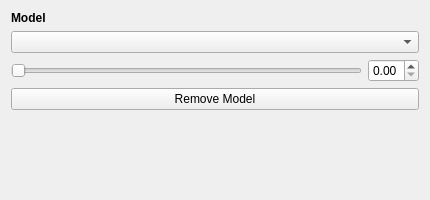
Capsize-Games/airunner, file src/airunner/pyqt/model_merger_model.ui: the form before one commit.
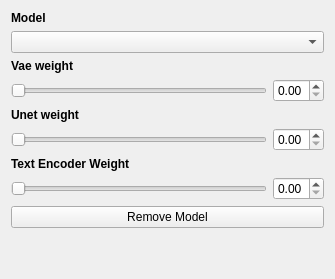
The form after the commit.

Diff of the .ui file:
```diff
--- a/src/airunner/pyqt/model_merger_model.ui
+++ b/src/airunner/pyqt/model_merger_model.ui
@@ -6,8 +6,8 @@
    <rect>
     <x>0</x>
     <y>0</y>
-    <width>430</width>
-    <height>200</height>
+    <width>335</width>
+    <height>279</height>
    </rect>
   </property>
   <property name="sizePolicy">
@@ -26,50 +26,7 @@
    <string>Form</string>
   </property>
   <layout class="QGridLayout" name="gridLayout">
-   <item row="1" column="0">
-    <widget class="QComboBox" name="models"/>
-   </item>
-   <item row="0" column="0">
-    <widget class="QLabel" name="model_label">
-     <property name="font">
-      <font>
-       <bold>true</bold>
-      </font>
-     </property>
-     <property name="text">
-      <string>Model</string>
-     </property>
-    </widget>
-   </item>
-   <item row="2" column="0">
-    <layout class="QHBoxLayout" name="horizontalLayout">
-     <item>
-      <widget class="QSlider" name="model_weight_slider">
-       <property name="maximum">
-        <number>100</number>
-       </property>
-       <property name="orientation">
-        <enum>Qt::Horizontal</enum>
-       </property>
-      </widget>
-     </item>
-     <item>
-      <widget class="QDoubleSpinBox" name="model_weight_spinbox">
-       <property name="maximum">
-        <double>1.000000000000000</double>
-       </property>
-      </widget>
-     </item>
-    </layout>
-   </item>
-   <item row="3" column="0">
-    <widget class="QPushButton" name="model_delete_button">
-     <property name="text">
-      <string>Remove Model</string>
-     </property>
-    </widget>
-   </item>
-   <item row="4" column="0">
+   <item row="9" column="0">
     <spacer name="verticalSpacer">
      <property name="orientation">
       <enum>Qt::Vertical</enum>
@@ -82,6 +39,127 @@
      </property>
     </spacer>
    </item>
+   <item row="7" column="0">
+    <layout class="QHBoxLayout" name="horizontalLayout_3">
+     <item>
+      <widget class="QSlider" name="text_encoder_weight_slider">
+       <property name="maximum">
+        <number>100</number>
+       </property>
+       <property name="orientation">
+        <enum>Qt::Horizontal</enum>
+       </property>
+      </widget>
+     </item>
+     <item>
+      <widget class="QDoubleSpinBox" name="text_encoder_weight_spinbox">
+       <property name="maximum">
+        <double>1.000000000000000</double>
+       </property>
+      </widget>
+     </item>
+    </layout>
+   </item>
+   <item row="3" column="0">
+    <layout class="QHBoxLayout" name="horizontalLayout">
+     <item>
+      <widget class="QSlider" name="vae_weight_slider">
+       <property name="maximum">
+        <number>100</number>
+       </property>
+       <property name="orientation">
+        <enum>Qt::Horizontal</enum>
+       </property>
+      </widget>
+     </item>
+     <item>
+      <widget class="QDoubleSpinBox" name="vae_weight_spinbox">
+       <property name="maximum">
+        <double>1.000000000000000</double>
+       </property>
+      </widget>
+     </item>
+    </layout>
+   </item>
+   <item row="0" column="0">
+    <widget class="QLabel" name="model_label">
+     <property name="font">
+      <font>
+       <bold>true</bold>
+      </font>
+     </property>
+     <property name="text">
+      <string>Model</string>
+     </property>
+    </widget>
+   </item>
+   <item row="1" column="0">
+    <widget class="QComboBox" name="models"/>
+   </item>
+   <item row="8" column="0">
+    <widget class="QPushButton" name="model_delete_button">
+     <property name="text">
+      <string>Remove Model</string>
+     </property>
+    </widget>
+   </item>
+   <item row="5" column="0">
+    <layout class="QHBoxLayout" name="horizontalLayout_2">
+     <item>
+      <widget class="QSlider" name="unet_weight_slider">
+       <property name="maximum">
+        <number>100</number>
+       </property>
+       <property name="orientation">
+        <enum>Qt::Horizontal</enum>
+       </property>
+      </widget>
+     </item>
+     <item>
+      <widget class="QDoubleSpinBox" name="unet_weight_spinbox">
+       <property name="maximum">
+        <double>1.000000000000000</double>
+       </property>
+      </widget>
+     </item>
+    </layout>
+   </item>
+   <item row="4" column="0">
+    <widget class="QLabel" name="label_2">
+     <property name="font">
+      <font>
+       <bold>true</bold>
+      </font>
+     </property>
+     <property name="text">
+      <string>Unet weight</string>
+     </property>
+    </widget>
+   </item>
+   <item row="2" column="0">
+    <widget class="QLabel" name="label">
+     <property name="font">
+      <font>
+       <bold>true</bold>
+      </font>
+     </property>
+     <property name="text">
+      <string>Vae weight</string>
+     </property>
+    </widget>
+   </item>
+   <item row="6" column="0">
+    <widget class="QLabel" name="label_3">
+     <property name="font">
+      <font>
+       <bold>true</bold>
+      </font>
+     </property>
+     <property name="text">
+      <string>Text Encoder Weight</string>
+     </property>
+    </widget>
+   </item>
   </layout>
  </widget>
  <resources/>
```
